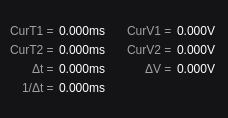
Old version of the form ui/cursor_readouts.ui in the repository analogdevicesinc/scopy.
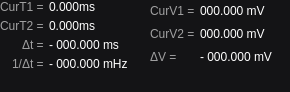
New version of the form.

Commit message: cursor_readouts: don't stretch the widget when resing the plot

The edit to the form file:
```diff
--- a/ui/cursor_readouts.ui
+++ b/ui/cursor_readouts.ui
@@ -6,16 +6,22 @@
    <rect>
     <x>0</x>
     <y>0</y>
-    <width>228</width>
-    <height>118</height>
+    <width>290</width>
+    <height>92</height>
    </rect>
   </property>
   <property name="sizePolicy">
-   <sizepolicy hsizetype="Preferred" vsizetype="Preferred">
+   <sizepolicy hsizetype="Fixed" vsizetype="Fixed">
     <horstretch>0</horstretch>
     <verstretch>0</verstretch>
    </sizepolicy>
   </property>
+  <property name="maximumSize">
+   <size>
+    <width>290</width>
+    <height>92</height>
+   </size>
+  </property>
   <property name="windowTitle">
    <string>Form</string>
   </property>
@@ -38,11 +44,23 @@
    <item>
     <widget class="QWidget" name="TimeCursors" native="true">
      <property name="sizePolicy">
-      <sizepolicy hsizetype="Preferred" vsizetype="Preferred">
-       <horstretch>0</horstretch>
-       <verstretch>0</verstretch>
+      <sizepolicy hsizetype="Fixed" vsizetype="Fixed">
+       <horstretch>148</horstretch>
+       <verstretch>92</verstretch>
       </sizepolicy>
      </property>
+     <property name="minimumSize">
+      <size>
+       <width>148</width>
+       <height>92</height>
+      </size>
+     </property>
+     <property name="maximumSize">
+      <size>
+       <width>150</width>
+       <height>92</height>
+      </size>
+     </property>
      <property name="styleSheet">
       <string notr="true">QWidget {
   background-color: rgb(20, 20, 22);
@@ -66,27 +84,72 @@
       <property name="spacing">
        <number>5</number>
       </property>
-      <item row="2" column="1" alignment="Qt::AlignRight">
-       <widget class="QLabel" name="cursorT2label">
-        <property name="sizePolicy">
-         <sizepolicy hsizetype="Fixed" vsizetype="Fixed">
-          <horstretch>0</horstretch>
-          <verstretch>0</verstretch>
-         </sizepolicy>
+      <item row="5" column="0">
+       <spacer name="verticalSpacer_2">
+        <property name="orientation">
+         <enum>Qt::Vertical</enum>
         </property>
-        <property name="styleSheet">
-         <string notr="true">color: rgba(255, 255, 255, 153);</string>
+        <property name="sizeType">
+         <enum>QSizePolicy::Expanding</enum>
         </property>
-        <property name="text">
-         <string>CurT2 =</string>
+        <property name="sizeHint" stdset="0">
+         <size>
+          <width>0</width>
+          <height>0</height>
+         </size>
         </property>
-        <property name="alignment">
-         <set>Qt::AlignLeading|Qt::AlignLeft|Qt::AlignVCenter</set>
+       </spacer>
+      </item>
+      <item row="0" column="3">
+       <spacer name="verticalSpacer_3">
+        <property name="orientation">
+         <enum>Qt::Vertical</enum>
         </property>
-       </widget>
+        <property name="sizeType">
+         <enum>QSizePolicy::Fixed</enum>
+        </property>
+        <property name="sizeHint" stdset="0">
+         <size>
+          <width>0</width>
+          <height>0</height>
+         </size>
+        </property>
+       </spacer>
       </item>
-      <item row="1" column="1" alignment="Qt::AlignRight">
-       <widget class="QLabel" name="cursorT1label">
+      <item row="4" column="0">
+       <spacer name="horizontalSpacer_2">
+        <property name="orientation">
+         <enum>Qt::Horizontal</enum>
+        </property>
+        <property name="sizeType">
+         <enum>QSizePolicy::Fixed</enum>
+        </property>
+        <property name="sizeHint" stdset="0">
+         <size>
+          <width>0</width>
+          <height>0</height>
+         </size>
+        </property>
+       </spacer>
+      </item>
+      <item row="1" column="3">
+       <spacer name="horizontalSpacer">
+        <property name="orientation">
+         <enum>Qt::Horizontal</enum>
+        </property>
+        <property name="sizeType">
+         <enum>QSizePolicy::Fixed</enum>
+        </property>
+        <property name="sizeHint" stdset="0">
+         <size>
+          <width>0</width>
+          <height>0</height>
+         </size>
+        </property>
+       </spacer>
+      </item>
+      <item row="3" column="1" alignment="Qt::AlignRight">
+       <widget class="QLabel" name="timeDeltaLabel">
         <property name="sizePolicy">
          <sizepolicy hsizetype="Fixed" vsizetype="Fixed">
           <horstretch>0</horstretch>
@@ -97,7 +160,7 @@
          <string notr="true">color: rgba(255, 255, 255, 153);</string>
         </property>
         <property name="text">
-         <string>CurT1 =</string>
+         <string>Δt =</string>
         </property>
         <property name="alignment">
          <set>Qt::AlignLeading|Qt::AlignLeft|Qt::AlignVCenter</set>
@@ -117,19 +180,6 @@
         </property>
        </widget>
       </item>
-      <item row="4" column="2">
-       <widget class="QLabel" name="frequencyDelta">
-        <property name="sizePolicy">
-         <sizepolicy hsizetype="Fixed" vsizetype="Fixed">
-          <horstretch>0</horstretch>
-          <verstretch>0</verstretch>
-         </sizepolicy>
-        </property>
-        <property name="text">
-         <string>0.000ms</string>
-        </property>
-       </widget>
-      </item>
       <item row="4" column="1" alignment="Qt::AlignRight">
        <widget class="QLabel" name="frequencyDeltaLabel">
         <property name="sizePolicy">
@@ -149,7 +199,26 @@
         </property>
        </widget>
       </item>
-      <item row="3" column="2">
+      <item row="2" column="1" alignment="Qt::AlignRight">
+       <widget class="QLabel" name="cursorT2label">
+        <property name="sizePolicy">
+         <sizepolicy hsizetype="Fixed" vsizetype="Fixed">
+          <horstretch>0</horstretch>
+          <verstretch>0</verstretch>
+         </sizepolicy>
+        </property>
+        <property name="styleSheet">
+         <string notr="true">color: rgba(255, 255, 255, 153);</string>
+        </property>
+        <property name="text">
+         <string>CurT2 =</string>
+        </property>
+        <property name="alignment">
+         <set>Qt::AlignLeading|Qt::AlignLeft|Qt::AlignVCenter</set>
+        </property>
+       </widget>
+      </item>
+      <item row="3" column="2" colspan="2">
        <widget class="QLabel" name="timeDelta">
         <property name="sizePolicy">
          <sizepolicy hsizetype="Fixed" vsizetype="Fixed">
@@ -158,30 +227,11 @@
          </sizepolicy>
         </property>
         <property name="text">
-         <string>0.000ms</string>
+         <string>- 000.000 ms</string>
         </property>
        </widget>
       </item>
-      <item row="3" column="1" alignment="Qt::AlignRight">
-       <widget class="QLabel" name="timeDeltaLabel">
-        <property name="sizePolicy">
-         <sizepolicy hsizetype="Fixed" vsizetype="Fixed">
-          <horstretch>0</horstretch>
-          <verstretch>0</verstretch>
-         </sizepolicy>
-        </property>
-        <property name="styleSheet">
-         <string notr="true">color: rgba(255, 255, 255, 153);</string>
-        </property>
-        <property name="text">
-         <string>Δt =</string>
-        </property>
-        <property name="alignment">
-         <set>Qt::AlignLeading|Qt::AlignLeft|Qt::AlignVCenter</set>
-        </property>
-       </widget>
-      </item>
-      <item row="2" column="2">
+      <item row="2" column="2" colspan="2">
        <widget class="QLabel" name="cursorT2">
         <property name="sizePolicy">
          <sizepolicy hsizetype="Fixed" vsizetype="Fixed">
@@ -194,57 +244,37 @@
         </property>
        </widget>
       </item>
-      <item row="1" column="3">
-       <spacer name="horizontalSpacer">
-        <property name="orientation">
-         <enum>Qt::Horizontal</enum>
+      <item row="4" column="2" colspan="2">
+       <widget class="QLabel" name="frequencyDelta">
+        <property name="sizePolicy">
+         <sizepolicy hsizetype="Fixed" vsizetype="Fixed">
+          <horstretch>0</horstretch>
+          <verstretch>0</verstretch>
+         </sizepolicy>
         </property>
-        <property name="sizeHint" stdset="0">
-         <size>
-          <width>0</width>
-          <height>0</height>
-         </size>
+        <property name="text">
+         <string>- 000.000 mHz</string>
         </property>
-       </spacer>
+       </widget>
       </item>
-      <item row="0" column="3">
-       <spacer name="verticalSpacer_3">
-        <property name="orientation">
-         <enum>Qt::Vertical</enum>
+      <item row="1" column="1">
+       <widget class="QLabel" name="cursorT1label">
+        <property name="sizePolicy">
+         <sizepolicy hsizetype="Fixed" vsizetype="Fixed">
+          <horstretch>0</horstretch>
+          <verstretch>0</verstretch>
+         </sizepolicy>
         </property>
-        <property name="sizeHint" stdset="0">
-         <size>
-          <width>0</width>
-          <height>0</height>
-         </size>
+        <property name="styleSheet">
+         <string notr="true">color: rgba(255, 255, 255, 153);</string>
         </property>
-       </spacer>
-      </item>
-      <item row="4" column="0">
-       <spacer name="horizontalSpacer_2">
-        <property name="orientation">
-         <enum>Qt::Horizontal</enum>
+        <property name="text">
+         <string>CurT1 =</string>
         </property>
-        <property name="sizeHint" stdset="0">
-         <size>
-          <width>0</width>
-          <height>0</height>
-         </size>
+        <property name="alignment">
+         <set>Qt::AlignLeading|Qt::AlignLeft|Qt::AlignVCenter</set>
         </property>
-       </spacer>
-      </item>
-      <item row="5" column="0">
-       <spacer name="verticalSpacer_2">
-        <property name="orientation">
-         <enum>Qt::Vertical</enum>
-        </property>
-        <property name="sizeHint" stdset="0">
-         <size>
-          <width>0</width>
-          <height>0</height>
-         </size>
-        </property>
-       </spacer>
+       </widget>
       </item>
      </layout>
     </widget>
@@ -252,11 +282,23 @@
    <item>
     <widget class="QWidget" name="VoltageCursors" native="true">
      <property name="sizePolicy">
-      <sizepolicy hsizetype="Preferred" vsizetype="Preferred">
-       <horstretch>0</horstretch>
-       <verstretch>0</verstretch>
+      <sizepolicy hsizetype="Fixed" vsizetype="Fixed">
+       <horstretch>140</horstretch>
+       <verstretch>89</verstretch>
       </sizepolicy>
      </property>
+     <property name="minimumSize">
+      <size>
+       <width>140</width>
+       <height>92</height>
+      </size>
+     </property>
+     <property name="maximumSize">
+      <size>
+       <width>140</width>
+       <height>92</height>
+      </size>
+     </property>
      <property name="styleSheet">
       <string notr="true">QWidget {
   background-color: rgb(20, 20, 22);
@@ -279,52 +321,26 @@
       <property name="spacing">
        <number>5</number>
       </property>
-      <item row="4" column="1">
-       <widget class="QLabel" name="label_15">
-        <property name="enabled">
-         <bool>false</bool>
-        </property>
+      <item row="2" column="0">
+       <widget class="QLabel" name="cursorV2label">
         <property name="sizePolicy">
          <sizepolicy hsizetype="Fixed" vsizetype="Fixed">
           <horstretch>0</horstretch>
           <verstretch>0</verstretch>
          </sizepolicy>
         </property>
-        <property name="text">
-         <string/>
+        <property name="styleSheet">
+         <string notr="true">color: rgba(255, 255, 255, 153);</string>
         </property>
-       </widget>
-      </item>
-      <item row="2" column="2">
-       <widget class="QLabel" name="cursorV2">
-        <property name="sizePolicy">
-         <sizepolicy hsizetype="Fixed" vsizetype="Fixed">
-          <horstretch>0</horstretch>
-          <verstretch>0</verstretch>
-         </sizepolicy>
-        </property>
         <property name="text">
-         <string>0.000V</string>
+         <string>CurV2 =</string>
         </property>
-       </widget>
-      </item>
-      <item row="4" column="2">
-       <widget class="QLabel" name="label_16">
-        <property name="enabled">
-         <bool>false</bool>
+        <property name="alignment">
+         <set>Qt::AlignLeading|Qt::AlignLeft|Qt::AlignVCenter</set>
         </property>
-        <property name="sizePolicy">
-         <sizepolicy hsizetype="Fixed" vsizetype="Fixed">
-          <horstretch>0</horstretch>
-          <verstretch>0</verstretch>
-         </sizepolicy>
-        </property>
-        <property name="text">
-         <string/>
-        </property>
        </widget>
       </item>
-      <item row="1" column="1" alignment="Qt::AlignRight">
+      <item row="1" column="0">
        <widget class="QLabel" name="cursorV1label">
         <property name="sizePolicy">
          <sizepolicy hsizetype="Fixed" vsizetype="Fixed">
@@ -343,7 +359,20 @@
         </property>
        </widget>
       </item>
-      <item row="1" column="2">
+      <item row="2" column="1" colspan="2">
+       <widget class="QLabel" name="cursorV2">
+        <property name="sizePolicy">
+         <sizepolicy hsizetype="Fixed" vsizetype="Fixed">
+          <horstretch>0</horstretch>
+          <verstretch>0</verstretch>
+         </sizepolicy>
+        </property>
+        <property name="text">
+         <string>000.000 mV</string>
+        </property>
+       </widget>
+      </item>
+      <item row="1" column="1">
        <widget class="QLabel" name="cursorV1">
         <property name="sizePolicy">
          <sizepolicy hsizetype="Fixed" vsizetype="Fixed">
@@ -352,30 +381,11 @@
          </sizepolicy>
         </property>
         <property name="text">
-         <string>0.000V</string>
+         <string>000.000 mV</string>
         </property>
        </widget>
       </item>
-      <item row="2" column="1" alignment="Qt::AlignRight">
-       <widget class="QLabel" name="cursorV2label">
-        <property name="sizePolicy">
-         <sizepolicy hsizetype="Fixed" vsizetype="Fixed">
-          <horstretch>0</horstretch>
-          <verstretch>0</verstretch>
-         </sizepolicy>
-        </property>
-        <property name="styleSheet">
-         <string notr="true">color: rgba(255, 255, 255, 153);</string>
-        </property>
-        <property name="text">
-         <string>CurV2 =</string>
-        </property>
-        <property name="alignment">
-         <set>Qt::AlignLeading|Qt::AlignLeft|Qt::AlignVCenter</set>
-        </property>
-       </widget>
-      </item>
-      <item row="3" column="1" alignment="Qt::AlignRight">
+      <item row="3" column="0">
        <widget class="QLabel" name="deltaVlabel">
         <property name="sizePolicy">
          <sizepolicy hsizetype="Fixed" vsizetype="Fixed">
@@ -394,50 +404,14 @@
         </property>
        </widget>
       </item>
-      <item row="3" column="2">
-       <widget class="QLabel" name="voltageDelta">
-        <property name="sizePolicy">
-         <sizepolicy hsizetype="Fixed" vsizetype="Fixed">
-          <horstretch>0</horstretch>
-          <verstretch>0</verstretch>
-         </sizepolicy>
-        </property>
-        <property name="text">
-         <string>0.000V</string>
-        </property>
-       </widget>
-      </item>
-      <item row="1" column="3">
-       <spacer name="horizontalSpacer_3">
-        <property name="orientation">
-         <enum>Qt::Horizontal</enum>
-        </property>
-        <property name="sizeHint" stdset="0">
-         <size>
-          <width>0</width>
-          <height>0</height>
-         </size>
-        </property>
-       </spacer>
-      </item>
-      <item row="0" column="3">
-       <spacer name="verticalSpacer_5">
-        <property name="orientation">
-         <enum>Qt::Vertical</enum>
-        </property>
-        <property name="sizeHint" stdset="0">
-         <size>
-          <width>0</width>
-          <height>0</height>
-         </size>
-        </property>
-       </spacer>
-      </item>
       <item row="4" column="0">
        <spacer name="horizontalSpacer_4">
         <property name="orientation">
          <enum>Qt::Horizontal</enum>
         </property>
+        <property name="sizeType">
+         <enum>QSizePolicy::Fixed</enum>
+        </property>
         <property name="sizeHint" stdset="0">
          <size>
           <width>0</width>
@@ -451,6 +425,9 @@
         <property name="orientation">
          <enum>Qt::Vertical</enum>
         </property>
+        <property name="sizeType">
+         <enum>QSizePolicy::Fixed</enum>
+        </property>
         <property name="sizeHint" stdset="0">
          <size>
           <width>0</width>
@@ -459,6 +436,67 @@
         </property>
        </spacer>
       </item>
+      <item row="1" column="2">
+       <spacer name="horizontalSpacer_3">
+        <property name="orientation">
+         <enum>Qt::Horizontal</enum>
+        </property>
+        <property name="sizeType">
+         <enum>QSizePolicy::Expanding</enum>
+        </property>
+        <property name="sizeHint" stdset="0">
+         <size>
+          <width>0</width>
+          <height>0</height>
+         </size>
+        </property>
+       </spacer>
+      </item>
+      <item row="0" column="2">
+       <spacer name="verticalSpacer_5">
+        <property name="orientation">
+         <enum>Qt::Vertical</enum>
+        </property>
+        <property name="sizeType">
+         <enum>QSizePolicy::Fixed</enum>
+        </property>
+        <property name="sizeHint" stdset="0">
+         <size>
+          <width>0</width>
+          <height>0</height>
+         </size>
+        </property>
+       </spacer>
+      </item>
+      <item row="4" column="1">
+       <widget class="QLabel" name="label_15">
+        <property name="enabled">
+         <bool>false</bool>
+        </property>
+        <property name="sizePolicy">
+         <sizepolicy hsizetype="Fixed" vsizetype="Fixed">
+          <horstretch>0</horstretch>
+          <verstretch>0</verstretch>
+         </sizepolicy>
+        </property>
+        <property name="text">
+         <string/>
+        </property>
+       </widget>
+      </item>
+      <item row="3" column="1">
+       <widget class="QLabel" name="voltageDelta">
+        <property name="sizePolicy">
+         <sizepolicy hsizetype="Fixed" vsizetype="Fixed">
+          <horstretch>0</horstretch>
+          <verstretch>0</verstretch>
+         </sizepolicy>
+        </property>
+        <property name="text">
+         <string>- 000.000 mV</string>
+        </property>
+       </widget>
+      </item>
      </layout>
     </widget>
    </item>
```
The commit also changes 2 other files.
